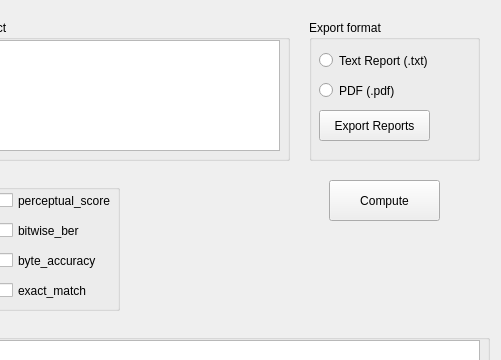
Old version of the form form.ui in the repository umitkrkmz/StegoTester; both pictures show x 721 to 1222 and y 0 to 360 of the 1222 by 628 pixel window.
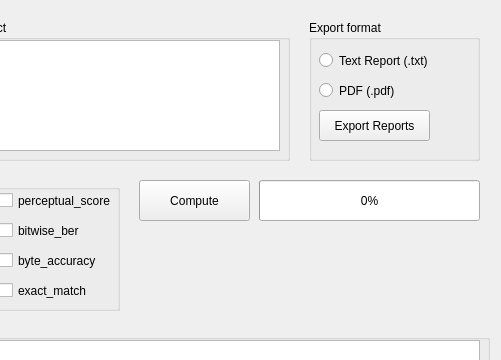
New version of the form. Custom widgets are drawn as their Qt base class.

```diff
--- a/form.ui
+++ b/form.ui
@@ -515,7 +515,7 @@
    <widget class="QPushButton" name="btn_compute">
     <property name="geometry">
      <rect>
-      <x>1050</x>
+      <x>860</x>
       <y>180</y>
       <width>111</width>
       <height>41</height>
@@ -525,6 +525,19 @@
      <string>Compute</string>
     </property>
    </widget>
+   <widget class="QProgressBar" name="progressBar">
+    <property name="geometry">
+     <rect>
+      <x>980</x>
+      <y>180</y>
+      <width>221</width>
+      <height>41</height>
+     </rect>
+    </property>
+    <property name="value">
+     <number>0</number>
+    </property>
+   </widget>
   </widget>
  </widget>
  <customwidgets>
```
